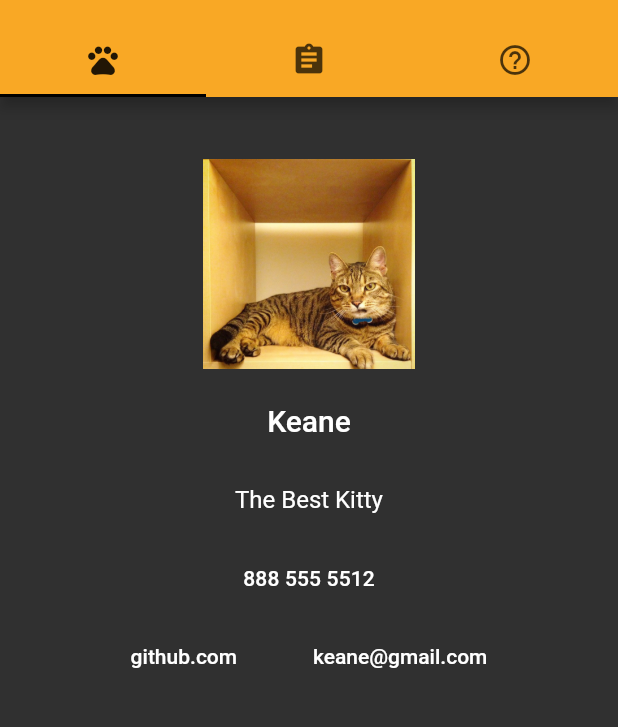
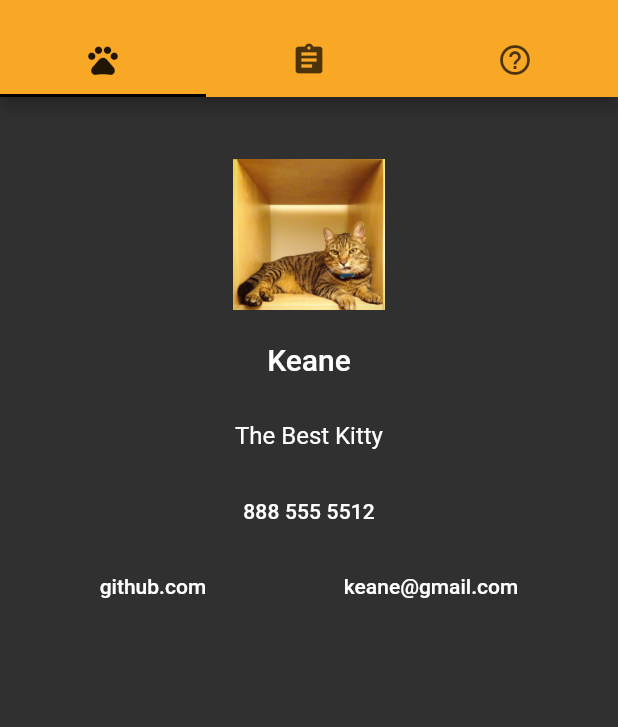
Before and after one commit to AprilCastaneda/call_me_maybe, a Flutter app: the screen it shows after launch, on a phone screen of 412 x 824 dp, the part 59-786 px from its top. Run offline on Flutter 3.47's test engine with Material 2 defaults, Android fonts, the light colour scheme and no system bars; our stand-ins replace url_launcher_web; Roboto replaces fonts that are missing (Georgia).

Commit message:
Edited views for portrait/landscape

```diff
--- a/lib/screens/business_card_screen.dart
+++ b/lib/screens/business_card_screen.dart
@@ -10,13 +10,11 @@ class BusinessCardScreenState extends State<BusinessCardScreen> {
 
   // const BusinessCardScreen({Key key, this.title}) : super(key: key);
 
-  double paddingHorizontal(BuildContext context) {
-    return MediaQuery.of(context).size.width * 0.05;
-  }
+  double paddingHorizontal(BuildContext context) =>
+      MediaQuery.of(context).size.width * 0.05;
 
-  double paddingVertical(BuildContext context) {
-    return MediaQuery.of(context).size.height * 0.05;
-  }
+  double paddingVertical(BuildContext context) =>
+      MediaQuery.of(context).size.height * 0.05;
 
   void visitPage(String url) => launch('$url');
   void sendSMS(String number) => launch('sms:$number');
@@ -25,10 +23,12 @@ class BusinessCardScreenState extends State<BusinessCardScreen> {
   @override
   Widget build(BuildContext context) {
     return Container(
-        alignment: Alignment.topCenter,
-        child: FractionallySizedBox(
-          widthFactor: 4 / 5,
-          heightFactor: 3 / 5,
+      alignment: MediaQuery.of(context).orientation == Orientation.portrait
+          ? Alignment.topCenter
+          : Alignment.center,
+      // child: FractionallySizedBox(
+      //   widthFactor: 4 / 5,
+      //   heightFactor: 3 / 5,
       child: Padding(
         padding: EdgeInsets.symmetric(
             horizontal: paddingHorizontal(context),
@@ -38,7 +38,7 @@ class BusinessCardScreenState extends State<BusinessCardScreen> {
           children: [
             Flexible(
               fit: FlexFit.tight,
-                  flex: 4,
+              flex: 3,
               child: Row(
                   mainAxisAlignment: MainAxisAlignment.center,
                   children: [Image.asset('assets/images/keane.jpg')]),
@@ -46,9 +46,8 @@ class BusinessCardScreenState extends State<BusinessCardScreen> {
             Flexible(
               fit: FlexFit.tight,
               flex: 2,
-                  child: Row(
-                      mainAxisAlignment: MainAxisAlignment.center,
-                      children: [
+              child:
+                  Row(mainAxisAlignment: MainAxisAlignment.center, children: [
                 Text(
                   'Keane',
                   style: Theme.of(context).textTheme.headline6,
@@ -58,9 +57,8 @@ class BusinessCardScreenState extends State<BusinessCardScreen> {
             Flexible(
               fit: FlexFit.tight,
               flex: 1,
-                  child: Row(
-                      mainAxisAlignment: MainAxisAlignment.center,
-                      children: [
+              child:
+                  Row(mainAxisAlignment: MainAxisAlignment.center, children: [
                 Text(
                   'The Best Kitty',
                   style: Theme.of(context).textTheme.subtitle1,
@@ -70,9 +68,8 @@ class BusinessCardScreenState extends State<BusinessCardScreen> {
             Flexible(
               fit: FlexFit.tight,
               flex: 2,
-                  child: Row(
-                      mainAxisAlignment: MainAxisAlignment.center,
-                      children: [
+              child:
+                  Row(mainAxisAlignment: MainAxisAlignment.center, children: [
                 GestureDetector(
                     onTap: () => sendSMS(''),
                     child: Container(
@@ -106,10 +103,17 @@ class BusinessCardScreenState extends State<BusinessCardScreen> {
                         )))
                   ]),
             ),
+            Flexible(
+              fit: FlexFit.tight,
+              flex: MediaQuery.of(context).orientation == Orientation.portrait
+                  ? 10
+                  : 0,
+              child: SizedBox(),
+            )
           ],
         ),
       ),
-        ));
+    );
   }
 
   // @override
```
Also changed, not shown: 4 other files. Lines whose indentation alone changed are shown as unchanged.
